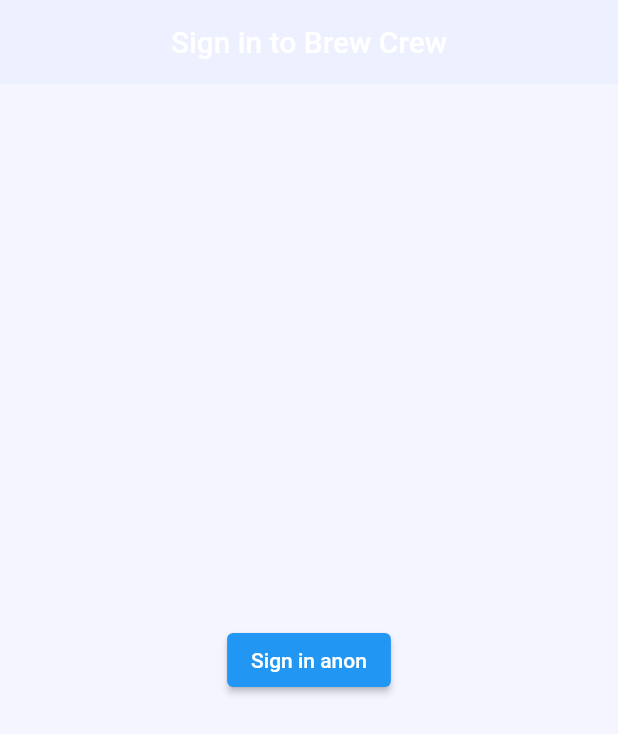
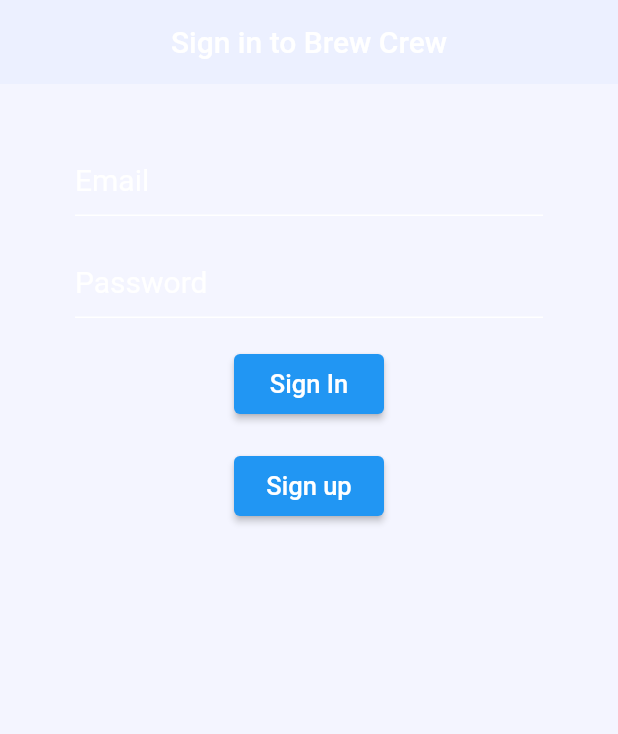
Before and after one commit to SCORPIA2004/Akaza, a Flutter app: the screen it shows after launch, on a phone screen of 412 x 824 dp. Shown: the top 734 px of the screen. Run offline on Flutter 3.47's test engine with Material 2 defaults, Android fonts, the phone set to English and light mode, and no system bars; our stand-ins replace firebase_auth, firebase_core; accounts and stored records are empty.

Commit message:
Sign in and Register forms layout done

```diff
--- a/Flutter/brew_crew/lib/screens/authenticateScreen/authenticate.dart
+++ b/Flutter/brew_crew/lib/screens/authenticateScreen/authenticate.dart
@@ -1,3 +1,4 @@
+import 'package:brew_crew/screens/authenticateScreen/register.dart';
 import 'package:brew_crew/services/sign_in.dart';
 import 'package:flutter/material.dart';
 
@@ -10,7 +11,8 @@ import 'package:flutter/material.dart';
       @override
       Widget build(BuildContext context) {
         return Container(
-          child: SignIn()
+            child: SignIn()
+            // child: Register()
         );
       }
     }
--- a/Flutter/brew_crew/lib/services/sign_in.dart
+++ b/Flutter/brew_crew/lib/services/sign_in.dart
@@ -16,6 +16,8 @@ class SignIn extends StatefulWidget {
 class _SignInState extends State<SignIn> {
 
   final AuthService _auth = AuthService();
+  String email = "";
+  String password = "";
 
   @override
   Widget build(BuildContext context) {
@@ -31,20 +33,91 @@ class _SignInState extends State<SignIn> {
       body: Container(
         padding: EdgeInsets.symmetric(vertical: 20.0, horizontal: 50.0),
         child: Center(
-          child: ElevatedButton(
-            child: Text("Sign in anon"),
-            onPressed:() async {
-              dynamic result = await _auth.signInAnon();
-              if(result == null)
-                print("Error signing in");
-              else
-              {
-                print("Signed in");
-                // print("USER UID is: " + result.uid);
+          child: Form(
+            child: Column(
+              children: <Widget>[
+                SizedBox(height: 20.0),
+                TextFormField(
+                  // change color of text to white
+                  style: TextStyle(color: Colors.white, fontSize: 20),
+                  decoration: InputDecoration(
+                    hintText: 'Email',
+                    hintStyle: TextStyle(color: Colors.white),
+                    enabledBorder: UnderlineInputBorder(
+                      borderSide: BorderSide(color: Colors.white)
+                    ),
+                    focusedBorder: UnderlineInputBorder(
+                      borderSide: BorderSide(color: Colors.blue)
+                    ),
+                    border: UnderlineInputBorder(
+                      borderSide: BorderSide(color: Colors.white)
+                    ),
+                  ),
+                  onChanged: (value)
+                  {
+                      setState(() => email = value);
+                  },
+                ),
 
-              }
-            }
-          ),
+                SizedBox(height: 20.0),
+                TextFormField(
+                  obscureText: true,
+                  style: TextStyle(color: Colors.white, fontSize: 20),
+                  decoration: InputDecoration(
+                    hintText: 'Password',
+                    hintStyle: TextStyle(color: Colors.white),
+                    enabledBorder: UnderlineInputBorder(
+                        borderSide: BorderSide(color: Colors.white)
+                    ),
+                    focusedBorder: UnderlineInputBorder(
+                        borderSide: BorderSide(color: Colors.blue)
+                    ),
+                    border: UnderlineInputBorder(
+                        borderSide: BorderSide(color: Colors.white)
+                    ),
+                  ),
+                  onChanged: (value)
+                  {
+                    setState(() => password = value);
+                  },
+                ),
+
+                SizedBox(height: 20.0),
+                ElevatedButton(
+                    // set width of button to 50
+                    style: ElevatedButton.styleFrom(
+                      minimumSize: Size(100, 40),
+                    ),
+                    child: Text(
+                      'Sign In',
+                      style: TextStyle(color: Colors.white, fontSize: 17),
+                    ),
+                  onPressed: () async
+                  {
+                    print("Email: $email");
+                    print("Password: $password");
+                  },
+                ),
+
+                SizedBox(height: 20.0),
+                ElevatedButton(
+                  style: ElevatedButton.styleFrom(
+                    minimumSize: Size(100, 40),
+                  ),
+
+                  child: Text(
+                    'Sign up',
+                    style: TextStyle(color: Colors.white, fontSize: 17),
+                  ),
+                  onPressed: () async
+                  {
+                  //  Todo: go to register screen
+                  },
+                ),
+
+              ],
+            ),
+          )
         ),
       ),
     );
```
Also changed, not shown: Flutter/brew_crew/lib/screens/authenticateScreen/register.dart (added, +131 -0 lines).
